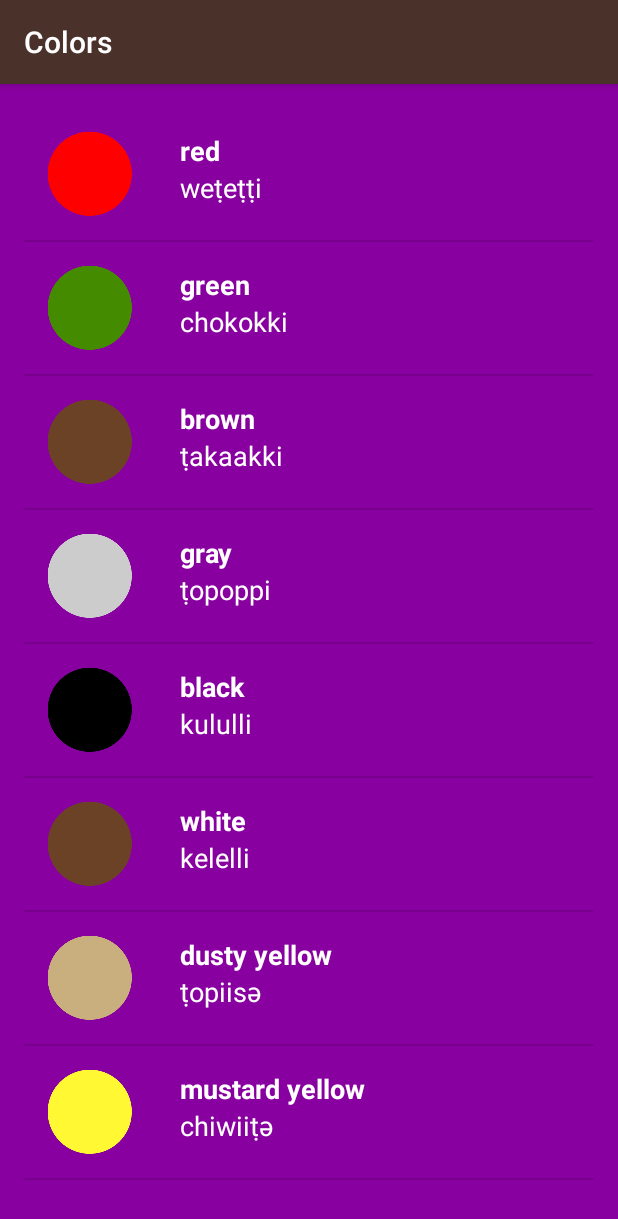
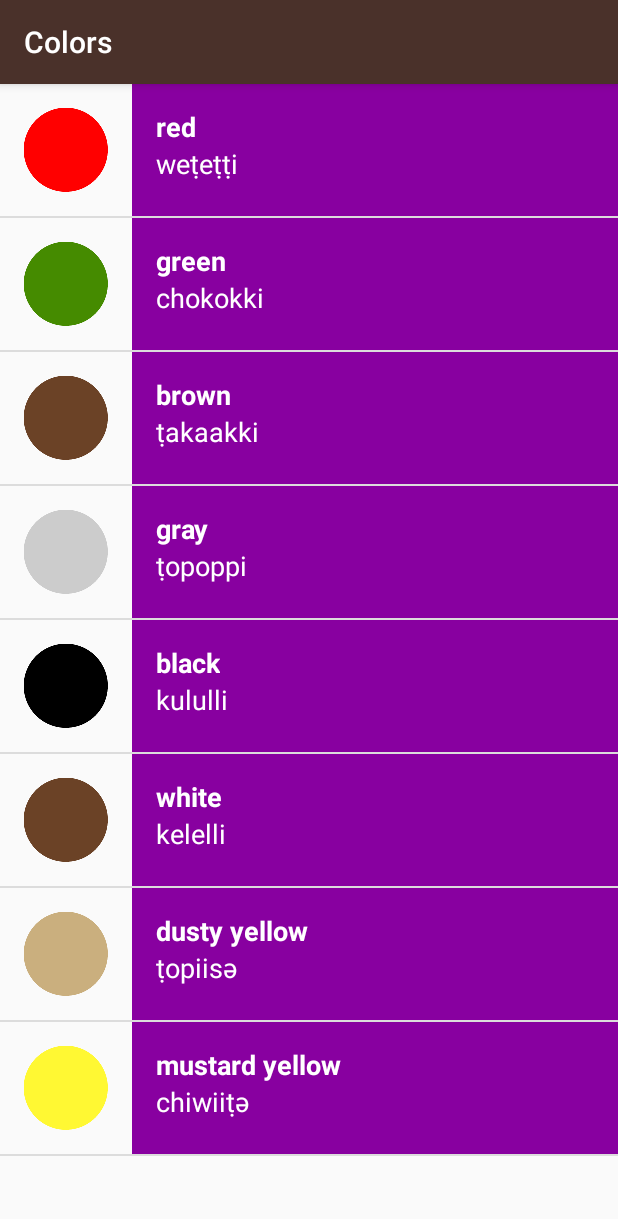
Before and after one commit to thehme/Miwok-Language-v2, an Android app: the ColorsActivity screen opened directly, with no data from a screen before it, on a phone screen of 412 x 824 dp. Shown: the top 1219 px of the screen. Run offline under Robolectric (Android 15) with nearby library versions, the phone set to English and light mode, and no system bars.

Commit message:
removed bg color from activities and added to word adapter instead

```diff
--- a/app/src/main/java/com/example/android/miwok/ColorsActivity.java
+++ b/app/src/main/java/com/example/android/miwok/ColorsActivity.java
@@ -24,7 +24,7 @@ public class ColorsActivity extends AppCompatActivity {
         colors.add(new Word("dusty yellow", "ṭopiisә", R.drawable.color_dusty_yellow));
         colors.add(new Word("mustard yellow", "chiwiiṭә", R.drawable.color_mustard_yellow));
 
-        WordAdapter itemsAdapter = new WordAdapter(this, colors);
+        WordAdapter itemsAdapter = new WordAdapter(this, colors, R.color.category_colors);
 
         ListView listView = (ListView) findViewById(R.id.list);
 
--- a/app/src/main/java/com/example/android/miwok/FamilyActivity.java
+++ b/app/src/main/java/com/example/android/miwok/FamilyActivity.java
@@ -26,7 +26,7 @@ public class FamilyActivity extends AppCompatActivity {
         familyMembers.add(new Word("grandmother", "ama", R.drawable.family_grandmother));
         familyMembers.add(new Word("grandfather", "paapa", R.drawable.family_father));
 
-        WordAdapter itemsAdapter = new WordAdapter(this, familyMembers);
+        WordAdapter itemsAdapter = new WordAdapter(this, familyMembers, R.color.category_family);
 
         ListView listView = (ListView) findViewById(R.id.list);
 
--- a/app/src/main/java/com/example/android/miwok/NumbersActivity.java
+++ b/app/src/main/java/com/example/android/miwok/NumbersActivity.java
@@ -29,7 +29,7 @@ public class NumbersActivity extends AppCompatActivity {
         numbers.add(new Word("nine", "wo'e", R.drawable.number_nine));
         numbers.add(new Word("ten", "na'aacha", R.drawable.number_ten));
 
-        WordAdapter itemsAdapter = new WordAdapter(this, numbers);
+        WordAdapter itemsAdapter = new WordAdapter(this, numbers, R.color.category_numbers);
 
         ListView listView = (ListView) findViewById(R.id.list);
 
--- a/app/src/main/java/com/example/android/miwok/PhrasesActivity.java
+++ b/app/src/main/java/com/example/android/miwok/PhrasesActivity.java
@@ -26,7 +26,7 @@ public class PhrasesActivity extends AppCompatActivity {
         phrases.add(new Word("Let’s go.", "yoowutis"));
         phrases.add(new Word("Come here.", "әnni'nem"));
 
-        WordAdapter itemsAdapter = new WordAdapter(this, phrases);
+        WordAdapter itemsAdapter = new WordAdapter(this, phrases, R.color.category_phrases);
 
         ListView listView = (ListView) findViewById(R.id.list);
 
--- a/app/src/main/java/com/example/android/miwok/WordAdapter.java
+++ b/app/src/main/java/com/example/android/miwok/WordAdapter.java
@@ -1,20 +1,27 @@
 package com.example.android.miwok;
 
 import android.app.Activity;
+import android.content.Context;
 import android.support.annotation.NonNull;
 import android.support.annotation.Nullable;
+import android.support.v4.content.ContextCompat;
 import android.view.LayoutInflater;
 import android.view.View;
 import android.view.ViewGroup;
 import android.widget.ArrayAdapter;
 import android.widget.ImageView;
+import android.widget.LinearLayout;
 import android.widget.TextView;
 
 import java.util.ArrayList;
 
 public class WordAdapter extends ArrayAdapter<Word> {
-    public WordAdapter(Activity context, ArrayList<Word> words) {
+    /** background color for list_item **/
+    public int mColorResourceId;
+
+    public WordAdapter(Activity context, ArrayList<Word> words, int backgroundColorResourceId) {
         super(context, 0, words);
+        mColorResourceId = backgroundColorResourceId;
     }
 
     @NonNull
@@ -53,6 +60,11 @@ public class WordAdapter extends ArrayAdapter<Word> {
             iconView.setVisibility(View.GONE);
         }
 
+        View textContainer = listItemView.findViewById(R.id.text_container);
+        // determine color to be used in background
+        int backgroundColor = ContextCompat.getColor(getContext(), mColorResourceId);
+        textContainer.setBackgroundColor(backgroundColor);
+
         // Return the whole list item layout (containing 2 TextViews and an ImageView)
         // so that it can be shown in the ListView
         return listItemView;
--- a/app/src/main/res/layout/activity_colors.xml
+++ b/app/src/main/res/layout/activity_colors.xml
@@ -6,9 +6,5 @@
     android:layout_width="match_parent"
     android:layout_height="match_parent"
     android:paddingBottom="@dimen/activity_vertical_margin"
-    android:paddingLeft="@dimen/activity_horizontal_margin"
-    android:paddingRight="@dimen/activity_horizontal_margin"
-    android:paddingTop="@dimen/activity_vertical_margin"
-    android:background="@color/category_colors"
     tools:context="com.example.android.miwok.ColorsActivity"
     />
--- a/app/src/main/res/layout/activity_family.xml
+++ b/app/src/main/res/layout/activity_family.xml
@@ -5,10 +5,5 @@
     android:orientation="vertical"
     android:layout_width="match_parent"
     android:layout_height="match_parent"
-    android:paddingBottom="@dimen/activity_vertical_margin"
-    android:paddingLeft="@dimen/activity_horizontal_margin"
-    android:paddingRight="@dimen/activity_horizontal_margin"
-    android:paddingTop="@dimen/activity_vertical_margin"
-    android:background="@color/category_family"
     tools:context="com.example.android.miwok.FamilyActivity"
     />
--- a/app/src/main/res/layout/activity_numbers.xml
+++ b/app/src/main/res/layout/activity_numbers.xml
@@ -5,10 +5,5 @@
     android:orientation="vertical"
     android:layout_width="match_parent"
     android:layout_height="match_parent"
-    android:paddingBottom="@dimen/activity_vertical_margin"
-    android:paddingLeft="@dimen/activity_horizontal_margin"
-    android:paddingRight="@dimen/activity_horizontal_margin"
-    android:paddingTop="@dimen/activity_vertical_margin"
-    android:background="@color/category_numbers"
     tools:context="com.example.android.miwok.NumbersActivity"
 />
--- a/app/src/main/res/layout/activity_phrases.xml
+++ b/app/src/main/res/layout/activity_phrases.xml
@@ -5,10 +5,5 @@
     android:orientation="vertical"
     android:layout_width="match_parent"
     android:layout_height="match_parent"
-    android:paddingBottom="@dimen/activity_vertical_margin"
-    android:paddingLeft="@dimen/activity_horizontal_margin"
-    android:paddingRight="@dimen/activity_horizontal_margin"
-    android:paddingTop="@dimen/activity_vertical_margin"
-    android:background="@color/category_phrases"
     tools:context="com.example.android.miwok.PhrasesActivity"
     />
--- a/app/src/main/res/layout/list_item.xml
+++ b/app/src/main/res/layout/list_item.xml
@@ -2,35 +2,32 @@
 <LinearLayout
     xmlns:android="http://schemas.android.com/apk/res/android"
     xmlns:tools="http://schemas.android.com/tools"
-    android:orientation="vertical"
+    android:orientation="horizontal"
+    android:id="@+id/textContainer"
     android:layout_width="match_parent"
     android:layout_height="match_parent">
-    <LinearLayout
-        android:layout_width="wrap_content"
-        android:layout_height="wrap_content"
-        android:orientation="horizontal">
     <ImageView
         android:layout_width="88dp"
         android:layout_height="88dp"
         android:src="@mipmap/ic_launcher"
         android:id="@+id/list_item_icon" />
     <LinearLayout
-            android:layout_width="wrap_content"
+        android:layout_width="match_parent"
         android:layout_height="88dp"
         android:orientation="vertical"
+        android:id="@+id/text_container"
         android:padding="16dp">
         <TextView
             style="@style/MiwokTranslationnStyle"
-                android:layout_width="match_parent"
+            android:layout_width="wrap_content"
             android:layout_height="wrap_content"
             android:id="@+id/miwok_text_view"
             tools:text="lutti"/>
         <TextView
             style="@style/EnglishTranslationnStyle"
-                android:layout_width="match_parent"
+            android:layout_width="wrap_content"
             android:layout_height="wrap_content"
             android:id="@+id/default_text_view"
             tools:text="one"/>
     </LinearLayout>
 </LinearLayout>
-</LinearLayout>
```
Lines whose indentation alone changed are shown as unchanged.
